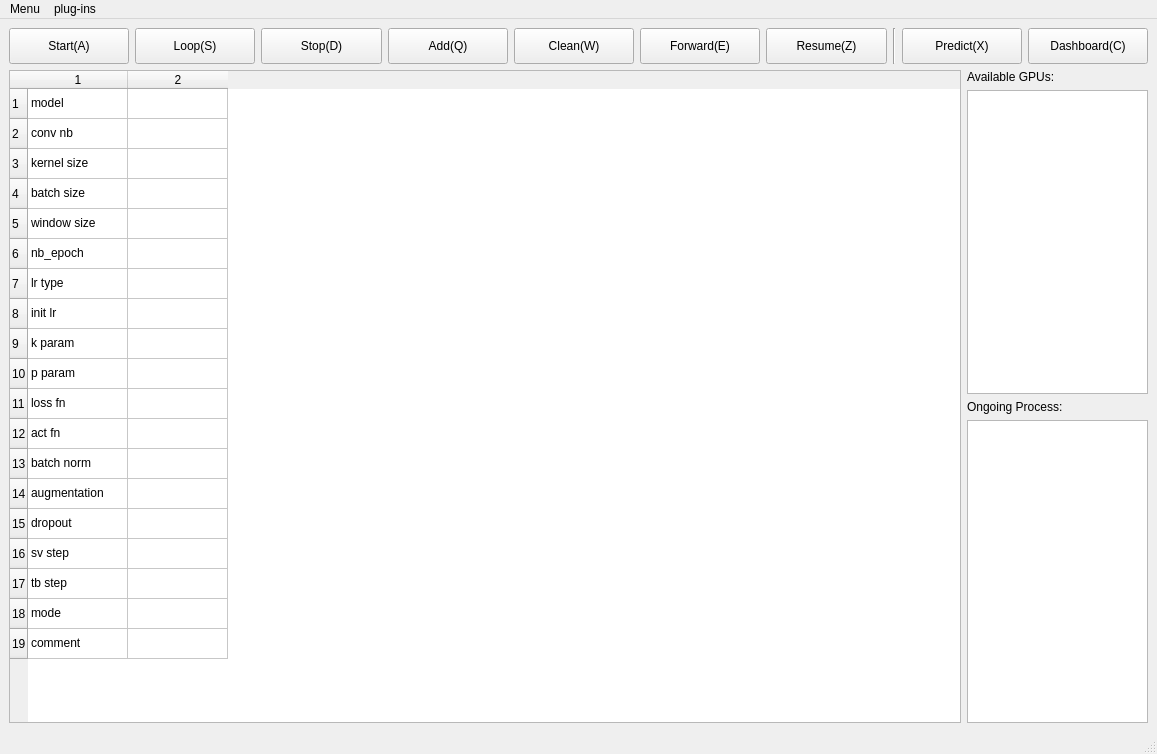
Old version of the form _taskManager/mainwindow.ui in the repository ZeliangSu/SegmentPy.
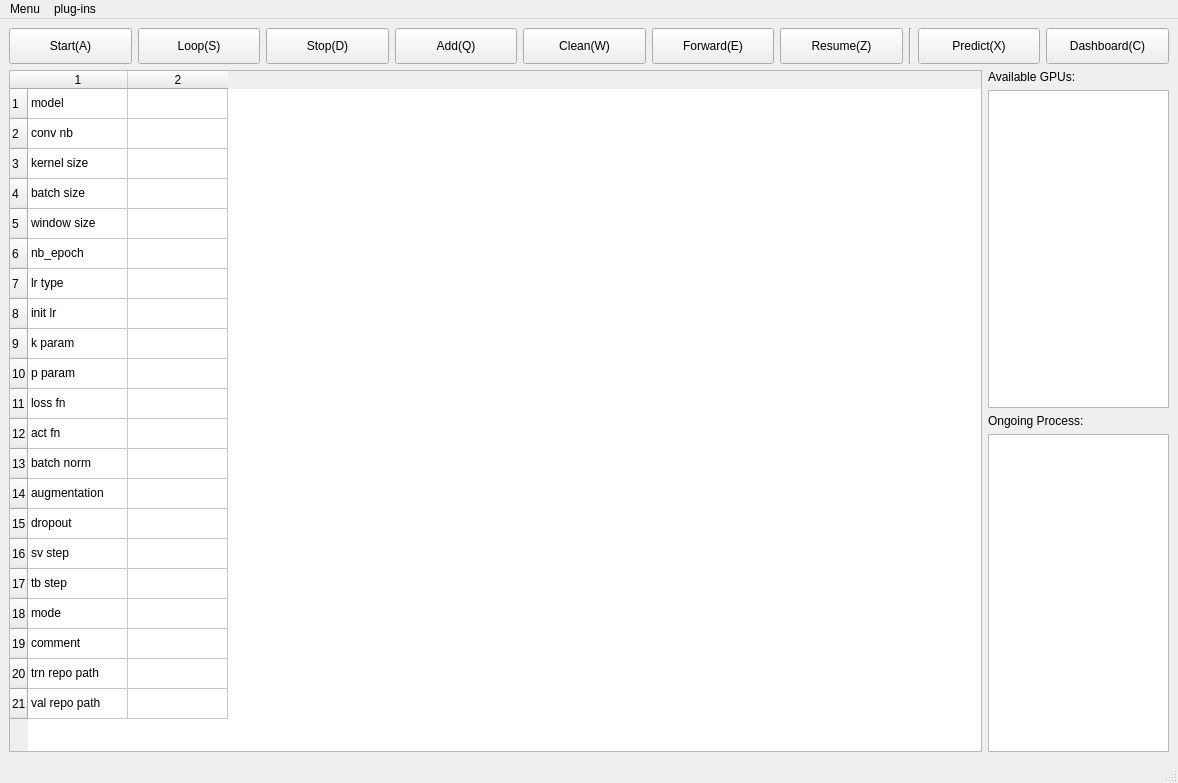
New version of the form. Icons and pictures are not drawn.

Patch:
```diff
--- a/_taskManager/mainwindow.ui
+++ b/_taskManager/mainwindow.ui
@@ -6,8 +6,8 @@
    <rect>
     <x>0</x>
     <y>0</y>
-    <width>1157</width>
-    <height>754</height>
+    <width>1178</width>
+    <height>783</height>
    </rect>
   </property>
   <property name="windowTitle">
@@ -256,7 +256,7 @@
            <bool>false</bool>
           </property>
           <property name="rowCount">
-           <number>19</number>
+           <number>21</number>
           </property>
           <property name="columnCount">
            <number>2</number>
@@ -286,6 +286,8 @@
           <row/>
           <row/>
           <row/>
+          <row/>
+          <row/>
           <column/>
           <column/>
           <item row="0" column="0">
@@ -401,6 +403,16 @@
             <string>comment</string>
            </property>
           </item>
+          <item row="19" column="0">
+           <property name="text">
+            <string>trn repo path</string>
+           </property>
+          </item>
+          <item row="20" column="0">
+           <property name="text">
+            <string>val repo path</string>
+           </property>
+          </item>
          </widget>
         </item>
         <item>
@@ -488,7 +500,7 @@
     <rect>
      <x>0</x>
      <y>0</y>
-     <width>1157</width>
+     <width>1178</width>
      <height>22</height>
     </rect>
    </property>
```
